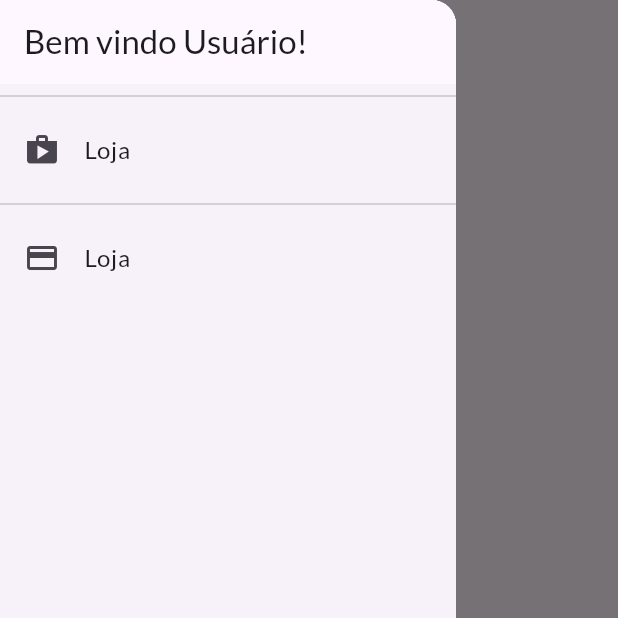
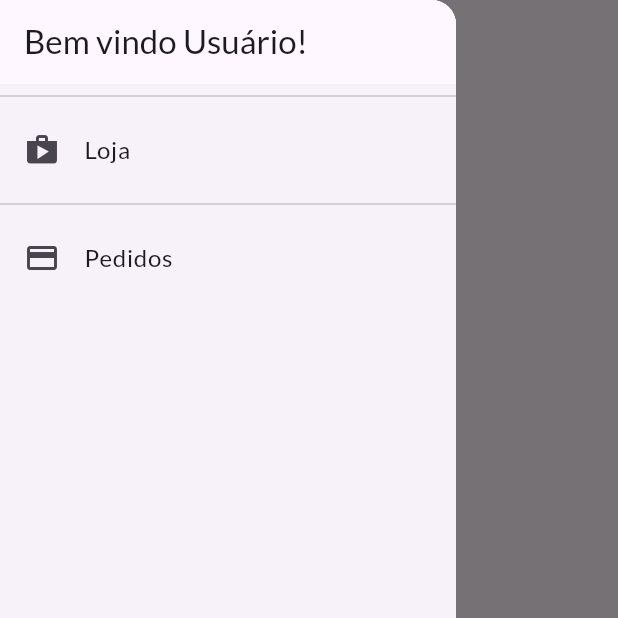
Before and after one commit to William-Munaretto/shop, a Flutter app: the OrdersPage screen opened by its route, with the side drawer open, on a phone screen of 412 x 824 dp, the top half of it. Run offline on Flutter 3.47's test engine with Material 3 defaults, Android fonts, the phone set to English and light mode, and no system bars; network calls fail.

Commit message:
hotfix em app_drawer - titulo do item

```diff
--- a/lib/components/App_drawer.dart
+++ b/lib/components/App_drawer.dart
@@ -24,7 +24,7 @@ class AppDrawer extends StatelessWidget {
           const Divider(),
           ListTile(
             leading: const Icon(Icons.payment),
-            title: const Text('Loja'),
+            title: const Text('Pedidos'),
             onTap: () {
               Navigator.of(context).pushReplacementNamed(AppRoutes.orders);
             },
```
